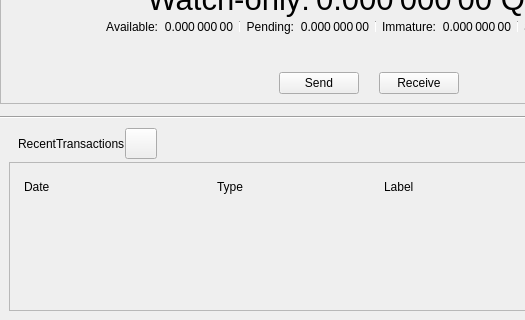
qtumproject/qtum, file src/qt/forms/overviewpage.ui: the form before one commit; both pictures show x 0 to 525 and y 126 to 446 of the 738 by 446 pixel window.
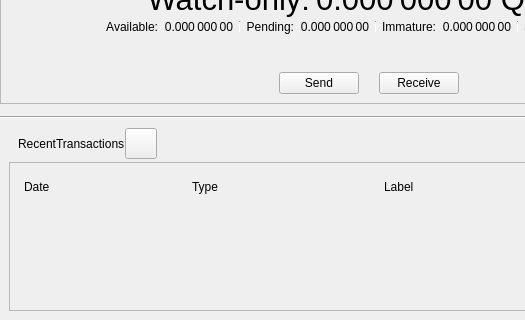
The form after the commit. Icons and pictures are not drawn. Custom widgets are drawn as their Qt base class.

```diff
--- a/src/qt/forms/overviewpage.ui
+++ b/src/qt/forms/overviewpage.ui
@@ -1053,6 +1053,13 @@
                 </property>
                </widget>
               </item>
+              <item>
+               <widget class="QLabel" name="labelType">
+                <property name="text">
+                 <string>Type</string>
+                </property>
+               </widget>
+              </item>
               <item>
                <spacer name="horizontalSpacer_2">
                 <property name="orientation">
@@ -1069,13 +1076,6 @@
                 </property>
                </spacer>
               </item>
-              <item>
-               <widget class="QLabel" name="labelType">
-                <property name="text">
-                 <string>Type</string>
-                </property>
-               </widget>
-              </item>
               <item>
                <widget class="QLabel" name="labelAddress">
                 <property name="text">
```
